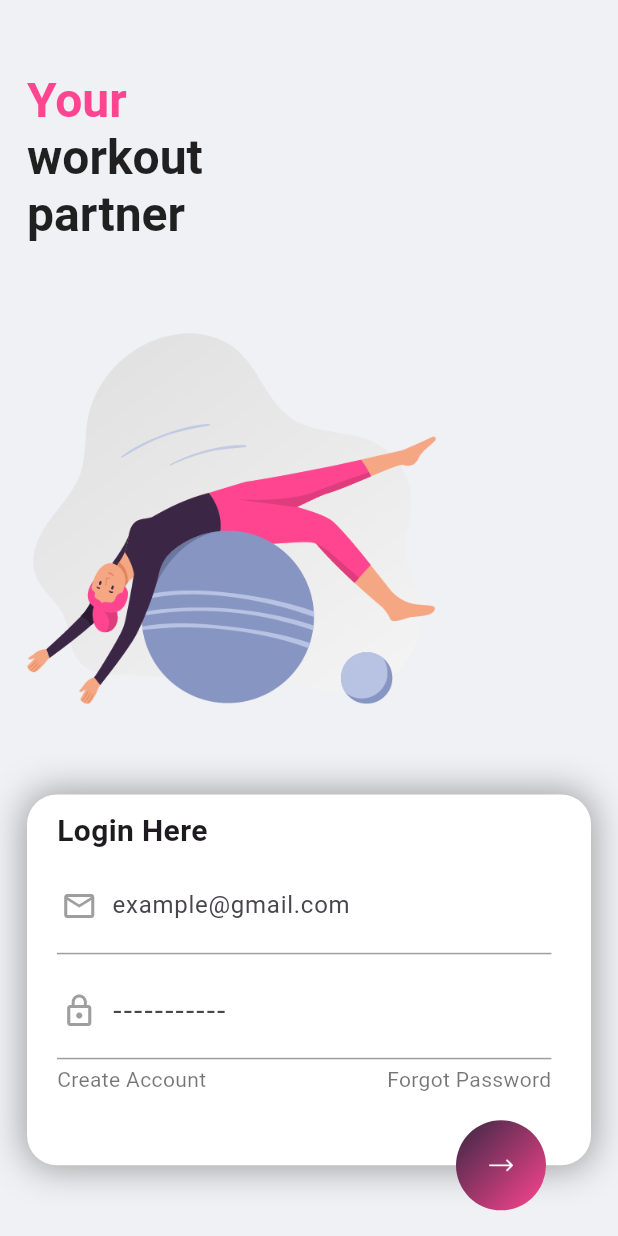
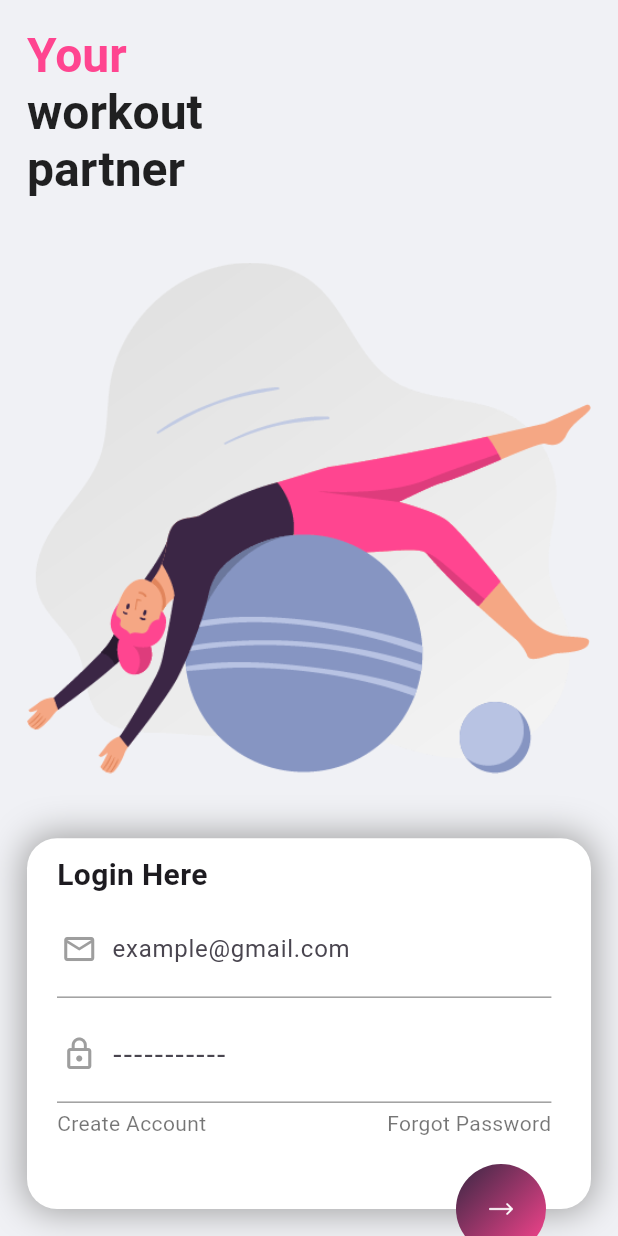
Before and after one commit to lvtdel/welcom_login_ui, a Flutter app: the Home screen opened directly, on a phone screen of 412 x 824 dp. Run offline on Flutter 3.47's test engine with Material 3 defaults, Android fonts, the light colour scheme and no system bars; our stand-ins replace flutter_keyboard_visibility, page_transition.

Commit message:
expanded img

```diff
--- a/lib/ui/home.dart
+++ b/lib/ui/home.dart
@@ -1,4 +1,5 @@
 import 'package:flutter/material.dart';
+import 'package:flutter/services.dart';
 import 'package:flutter_keyboard_visibility/flutter_keyboard_visibility.dart';
 import '../Constants.dart';
 
@@ -27,7 +28,9 @@ class _HomeState extends State<Home> {
     keyboardVisibilityController.onChange.listen((bool visible) {
       _onKeyboardVisibleChange(visible);
     });
+
   }
+
 
   @override
   Widget build(BuildContext context) {
@@ -35,13 +38,10 @@ class _HomeState extends State<Home> {
 
     return Scaffold(
       backgroundColor: const Color(0xfff0f1f5),
-      body: SingleChildScrollView(
-        controller: _scrollController,
-        physics: const BouncingScrollPhysics(),
-        child: Container(
+      body: Container(
         padding: const EdgeInsets.all(18),
         width: size.width,
-          height: size.height + 1,
+        height: size.height,
         child: Column(
           mainAxisAlignment: MainAxisAlignment.spaceAround,
           crossAxisAlignment: CrossAxisAlignment.start,
@@ -62,10 +62,16 @@ class _HomeState extends State<Home> {
                     ]),
               ),
             ),
-              SizedBox(
-                height: size.height * .3,
+            Expanded(
+              child: SizedBox(
+                // height: size.height * .3,
                 child: Image.asset("assets/workout.png"),
               ),
+            ),
+            // Expanded(
+            //   // height: size.height * .3,
+            //   child: Image.asset("assets/workout.png"),
+            // ),
             Container(
               height: size.height * .3,
               decoration: BoxDecoration(
@@ -228,7 +234,6 @@ class _HomeState extends State<Home> {
           ],
         ),
       ),
-      ),
     );
   }
 
@@ -237,12 +242,12 @@ class _HomeState extends State<Home> {
   }
 
   _onKeyboardVisibleChange(visible) async {
-    if (visible == true) {
-      await Future.delayed(const Duration(milliseconds: 400));
-      _scrollController.animateTo(
-          350, duration: const Duration(milliseconds: 200),
-          curve: Curves.linear);
-    }
+    // if (visible == true) {
+    //   await Future.delayed(const Duration(milliseconds: 400));
+    //   _scrollController.animateTo(
+    //       350, duration: const Duration(milliseconds: 200),
+    //       curve: Curves.linear);
+    // }
   }
 
   Future<void> _showMyDialog(BuildContext context) async {
```
Lines whose indentation alone changed are shown as unchanged.
